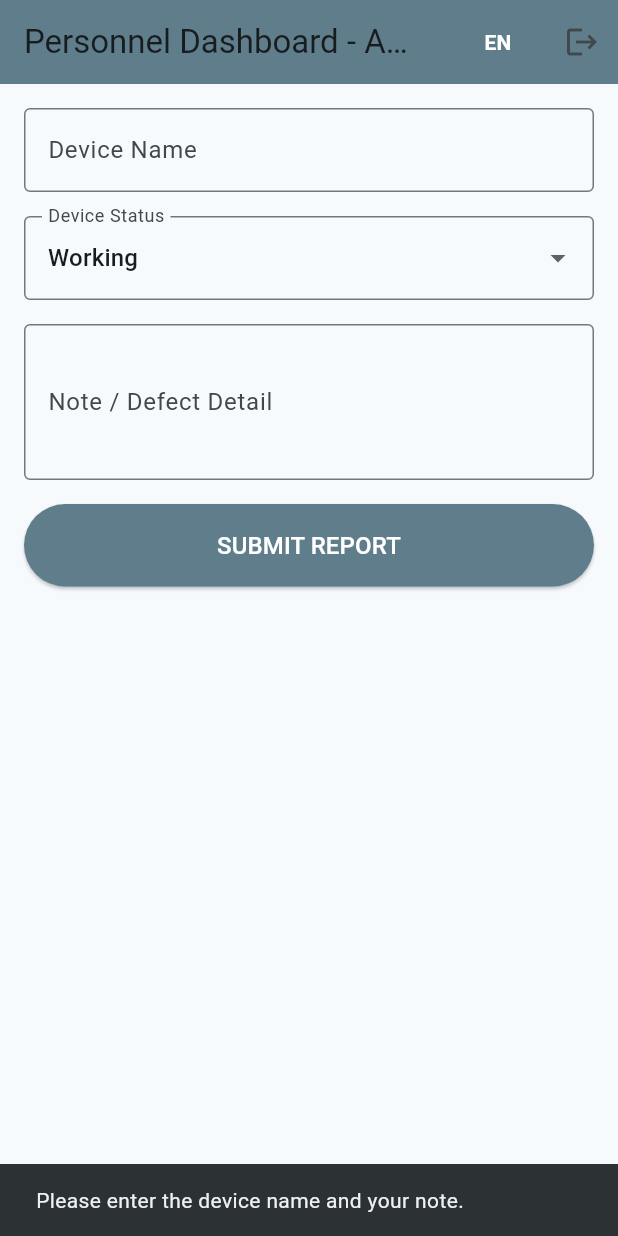
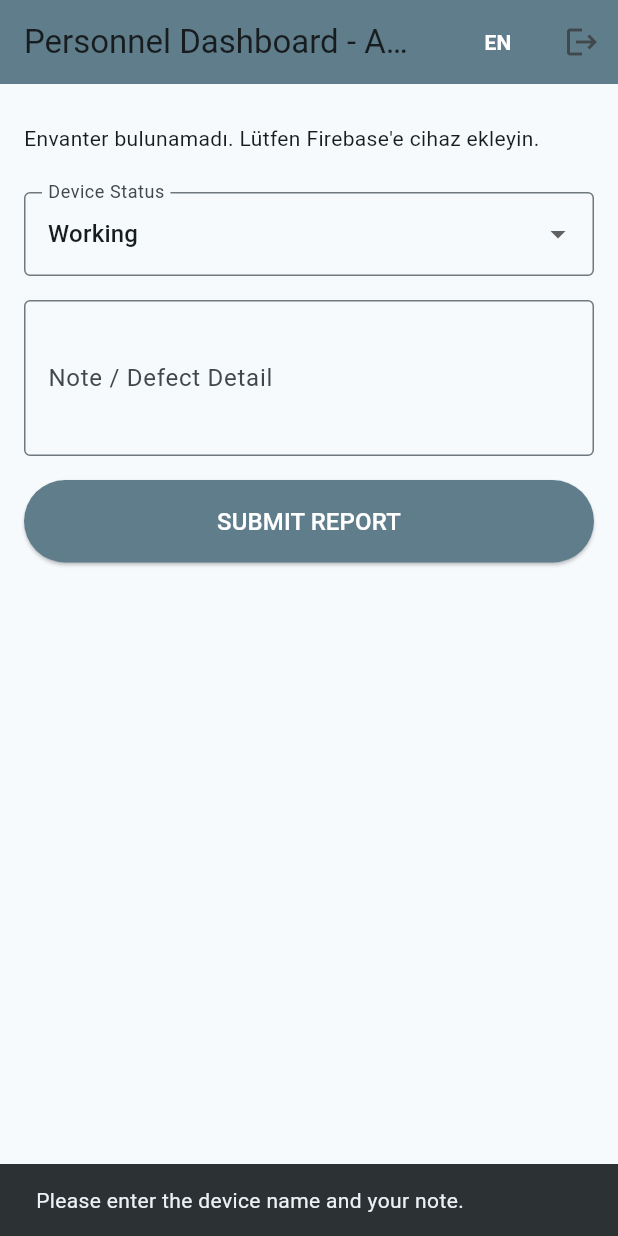
Before and after one commit to YusufAtak/piton-inventory-tracker, a Flutter app: the PersonnelDashboard screen opened directly, after a tap on "SUBMIT REPORT", on a phone screen of 412 x 824 dp. Run offline on Flutter 3.47's test engine with Material 3 defaults, Android fonts, the phone set to English and light mode, and no system bars; our stand-ins replace cloud_firestore, easy_localization, firebase_auth, firebase_core, firebase_storage, image_picker; accounts and stored records are empty.

Commit message:
Personel ekranı envanter seçimi dinamikleştirildi.

```diff
--- a/lib/personnel_dashboard.dart
+++ b/lib/personnel_dashboard.dart
@@ -5,7 +5,7 @@ import 'package:cloud_firestore/cloud_firestore.dart';
 import 'package:firebase_auth/firebase_auth.dart';
 import 'dart:io';
 import 'package:flutter/foundation.dart' show kIsWeb;
-import 'package:easy_localization/easy_localization.dart'; // ÇEVİRİ İÇİN EKLENDİ
+import 'package:easy_localization/easy_localization.dart';
 
 import 'package:piton_tracker/login_screen.dart';
 
@@ -17,7 +17,7 @@ class PersonnelDashboard extends StatefulWidget {
 }
 
 class _PersonnelDashboardState extends State<PersonnelDashboard> {
-  final TextEditingController _deviceController = TextEditingController();
+  String? _selectedDevice; // Eski _deviceController yerine bu eklendi
   final TextEditingController _noteController = TextEditingController();
   XFile? _imageFile;
   bool _isLoading = false;
@@ -38,7 +38,8 @@ class _PersonnelDashboardState extends State<PersonnelDashboard> {
   }
 
   Future<void> _submitReport() async {
-    if (_deviceController.text.trim().isEmpty || _noteController.text.trim().isEmpty) {
+    // Doğrulama kontrolü Dropdown'a göre güncellendi
+    if (_selectedDevice == null || _noteController.text.trim().isEmpty) {
       ScaffoldMessenger.of(context).showSnackBar(
         SnackBar(content: Text('empty_device_note_error'.tr())),
       );
@@ -78,17 +79,17 @@ class _PersonnelDashboardState extends State<PersonnelDashboard> {
       final user = FirebaseAuth.instance.currentUser;
 
       await FirebaseFirestore.instance.collection('MaintenanceLogs').add({
-        'deviceName': _deviceController.text.trim(),
+        'deviceName': _selectedDevice, // Artık seçim listesinden geliyor
         'note': _noteController.text.trim(),
-        'status': _selectedStatus, // Veritabanına her zaman orijinal değer gider
+        'status': _selectedStatus,
         'photoUrl': imageUrl,
         'personnelEmail': user?.email ?? 'unknown'.tr(),
         'timestamp': FieldValue.serverTimestamp(),
       });
 
-      _deviceController.clear();
       _noteController.clear();
       setState(() {
+        _selectedDevice = null; // Gönderim sonrası seçim sıfırlanıyor
         _imageFile = null;
         _selectedStatus = 'Çalışıyor';
       });
@@ -113,7 +114,7 @@ class _PersonnelDashboardState extends State<PersonnelDashboard> {
 
   @override
   void dispose() {
-    _deviceController.dispose();
+    // _deviceController dispose işlemi kaldırıldı
     _noteController.dispose();
     super.dispose();
   }
@@ -160,14 +161,66 @@ class _PersonnelDashboardState extends State<PersonnelDashboard> {
         child: Column(
           crossAxisAlignment: CrossAxisAlignment.stretch,
           children: [
-            TextField(
-              controller: _deviceController,
-              decoration: InputDecoration(
-                labelText: 'device_name'.tr(),
-                border: const OutlineInputBorder(),
-              ),
+            // --- YENİ EKLENEN CANLI ENVANTER DROPDOWN ALANI ---
+            StreamBuilder<QuerySnapshot>(
+              stream: FirebaseFirestore.instance.collection('Inventory').snapshots(),
+              builder: (context, snapshot) {
+                if (snapshot.connectionState == ConnectionState.waiting) {
+                  return const Padding(
+                    padding: EdgeInsets.symmetric(vertical: 10.0),
+                    child: Center(child: CircularProgressIndicator()),
+                  );
+                }
+
+                if (!snapshot.hasData || snapshot.data!.docs.isEmpty) {
+                  return const Padding(
+                    padding: EdgeInsets.symmetric(vertical: 10.0),
+                    child: Text('Envanter bulunamadı. Lütfen Firebase\'e cihaz ekleyin.'),
+                  );
+                }
+
+                // Firebase'den gelen belgeleri Listeye çevir (Artık TYPE bilgisini de alıyoruz)
+                final envanterListesi = snapshot.data!.docs.map((doc) {
+                  // Veriyi güvenli bir şekilde Map'e çeviriyoruz
+                  final data = doc.data() as Map<String, dynamic>;
+
+                  final deviceName = data['deviceName']?.toString() ?? 'Bilinmeyen Cihaz';
+
+                  // Eğer type alanı veritabanında varsa al, yoksa boş bırak (Crash olmasını önler)
+                  final type = data.containsKey('type') ? data['type'].toString() : '';
+
+                  // Eğer type doluysa ismin yanına köşeli parantez içinde ekle
+                  if (type.isNotEmpty) {
+                    return '$deviceName [$type]';
+                  }
+
+                  return deviceName; // Type yoksa sadece ismini döndür
+                }).toList();
+
+                return DropdownButtonFormField<String>(
+                  decoration: InputDecoration(
+                    labelText: 'device_name'.tr(), // Dil dosyandaki key'i koruduk
+                    border: const OutlineInputBorder(),
+                    prefixIcon: const Icon(Icons.devices_other),
+                  ),
+                  value: _selectedDevice,
+                  isExpanded: true,
+                  items: envanterListesi.map((String cihaz) {
+                    return DropdownMenuItem<String>(
+                      value: cihaz,
+                      child: Text(cihaz),
+                    );
+                  }).toList(),
+                  onChanged: (String? yeniDeger) {
+                    setState(() {
+                      _selectedDevice = yeniDeger;
+                    });
+                  },
+                );
+              },
             ),
             const SizedBox(height: 16),
+            // --- MEVCUT DURUM SEÇİM ALANI ---
             DropdownButtonFormField<String>(
               initialValue: _selectedStatus,
               decoration: InputDecoration(
```
